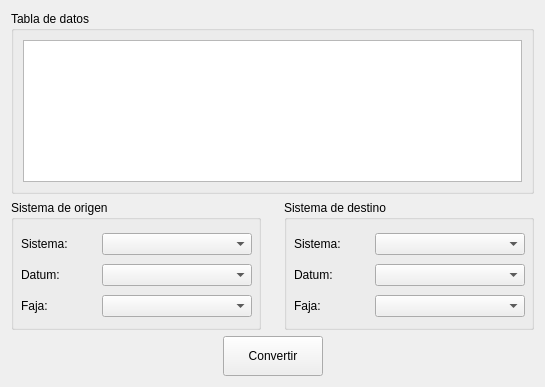
Qt form TableView.ui (joaconigro/QCalc) before a commit.
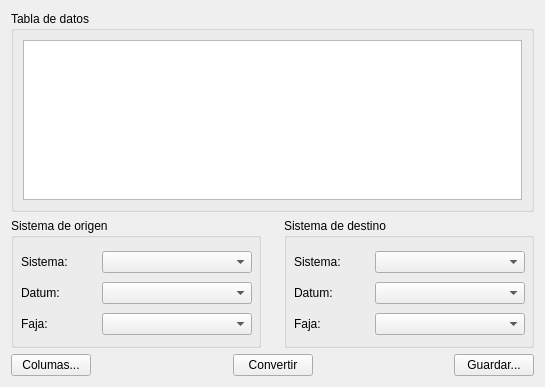
The same form after that commit.

```diff
--- a/TableView.ui
+++ b/TableView.ui
@@ -215,6 +215,16 @@
    </item>
    <item>
     <layout class="QHBoxLayout" name="horizontalLayout">
+     <property name="spacing">
+      <number>0</number>
+     </property>
+     <item>
+      <widget class="QPushButton" name="columnsButton">
+       <property name="text">
+        <string>Columas...</string>
+       </property>
+      </widget>
+     </item>
      <item>
       <spacer name="horizontalSpacer_3">
        <property name="orientation">
@@ -231,23 +241,11 @@
      <item>
       <widget class="QPushButton" name="convertButton">
        <property name="sizePolicy">
-        <sizepolicy hsizetype="Fixed" vsizetype="Fixed">
+        <sizepolicy hsizetype="Minimum" vsizetype="Preferred">
          <horstretch>0</horstretch>
          <verstretch>0</verstretch>
         </sizepolicy>
        </property>
-       <property name="minimumSize">
-        <size>
-         <width>100</width>
-         <height>40</height>
-        </size>
-       </property>
-       <property name="maximumSize">
-        <size>
-         <width>100</width>
-         <height>40</height>
-        </size>
-       </property>
        <property name="text">
         <string>Convertir</string>
        </property>
@@ -266,6 +264,13 @@
        </property>
       </spacer>
      </item>
+     <item>
+      <widget class="QPushButton" name="SaveButton">
+       <property name="text">
+        <string>Guardar...</string>
+       </property>
+      </widget>
+     </item>
     </layout>
    </item>
   </layout>
```
